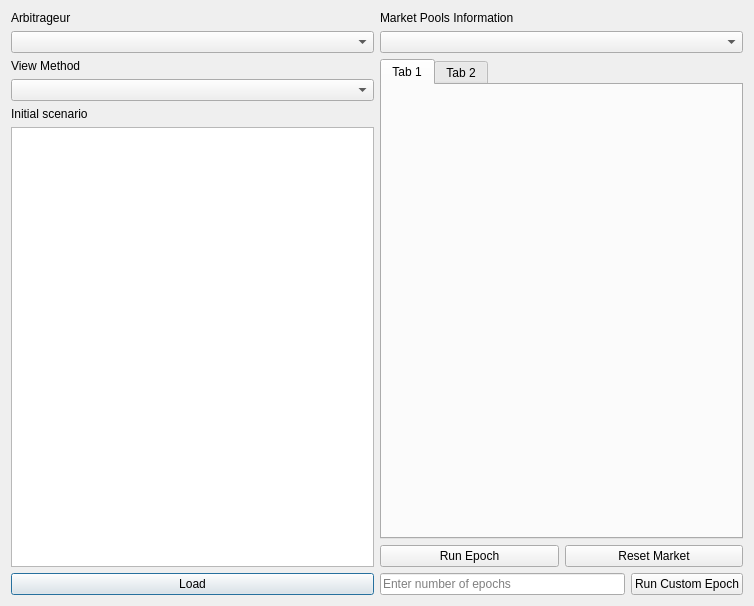
LiquidityProtocol/AMM-Simulator, file SimulationPlayground.ui: the form before one commit.
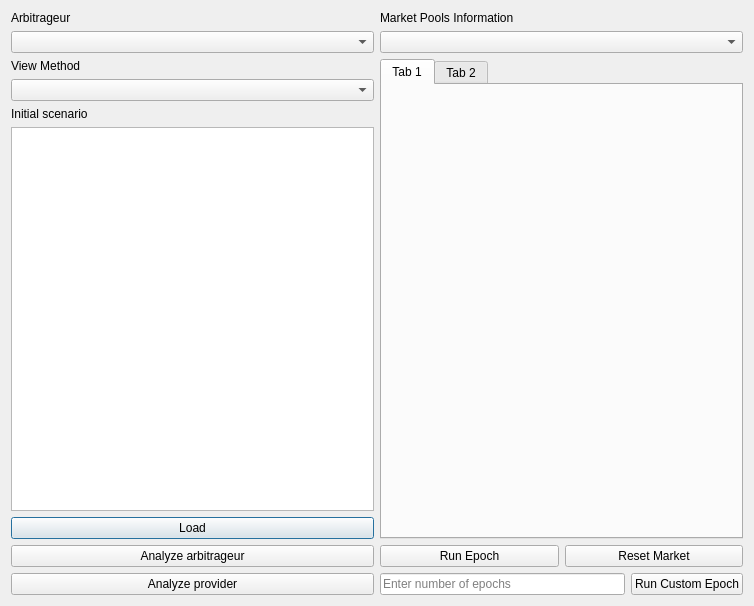
The form after the commit.

```diff
--- a/SimulationPlayground.ui
+++ b/SimulationPlayground.ui
@@ -63,6 +63,20 @@
          </property>
         </widget>
        </item>
+       <item>
+        <widget class="QPushButton" name="pushButton_analyze_arbitrager">
+         <property name="text">
+          <string>Analyze arbitrageur</string>
+         </property>
+        </widget>
+       </item>
+       <item>
+        <widget class="QPushButton" name="pushButton_analyze_provider">
+         <property name="text">
+          <string>Analyze provider</string>
+         </property>
+        </widget>
+       </item>
       </layout>
      </item>
     </layout>
```
